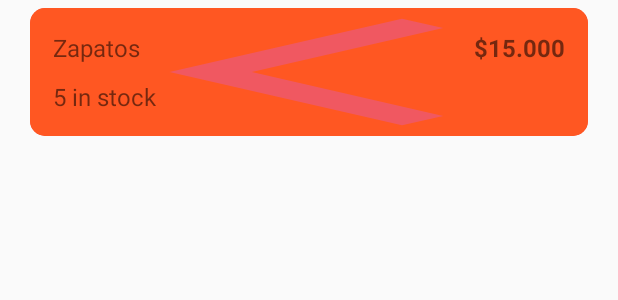
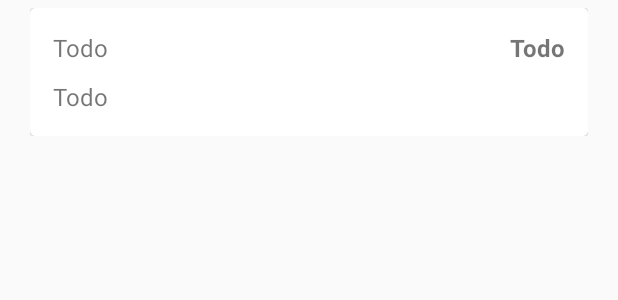
Before and after one commit to RoseRossi/equipoUno-DogApp, an Android app built with Jetpack Compose: the layout item_appointment.xml on its own in the app's theme, with its tools: preview values and no code run, on a phone screen of 412 x 824 dp. Shown: the top 300 px of the screen. Run offline under Robolectric (Android 15) with nearby library versions, the phone set to English and light mode, and no system bars.

Commit message:
merge changes whit branch of isa

```diff
--- a/app/src/main/java/com/equipo1/dogapp/view/fragment/HomeLoginFragment.kt
+++ b/app/src/main/java/com/equipo1/dogapp/view/fragment/HomeLoginFragment.kt
@@ -49,7 +49,6 @@ class HomeLoginFragment : Fragment() {
             }
             else -> {
                 Toast.makeText(requireContext(), ERROR_MESSAGE_BIOMETRIC , Toast.LENGTH_SHORT).show()
-                findNavController().navigate(R.id.action_homeLoginFragment_to_appointmentSchedulerFragment)
             }
         }
     }
--- a/app/src/main/res/layout/item_appointment.xml
+++ b/app/src/main/res/layout/item_appointment.xml
@@ -9,14 +9,13 @@
 
         <androidx.cardview.widget.CardView
             xmlns:card_view="http://schemas.android.com/apk/res-auto"
-            android:id="@+id/cvInventory"
             android:layout_gravity="center"
             android:layout_width="match_parent"
             android:layout_height="wrap_content"
-            android:foreground="@drawable/back_arrow"
-            android:backgroundTint="@color/bg_red"
-            card_view:cardCornerRadius="10dp"
+            android:backgroundTint="@color/white"
+            card_view:cardCornerRadius="4dp"
             android:elevation="8dp"
+            card_view:cardBackgroundColor="@color/bg_red"
             card_view:layout_constraintStart_toStartOf="parent"
             card_view:layout_constraintTop_toTopOf="parent"
             card_view:layout_constraintEnd_toEndOf="parent">
@@ -24,14 +23,14 @@
             <androidx.constraintlayout.widget.ConstraintLayout
                 android:layout_width="match_parent"
                 android:layout_height="match_parent"
-                android:background="@color/biometric_error_color"
+                android:background="@color/white"
                 android:padding="10dp">
 
                 <TextView
                     android:id="@+id/pet_name"
                     android:layout_width="wrap_content"
                     android:layout_height="wrap_content"
-                    android:text="Zapatos"
+                    android:text="Todo"
                     android:padding="5dp"
                     android:textSize="16sp"
                     card_view:layout_constraintTop_toTopOf="parent"
@@ -41,7 +40,7 @@
                     android:id="@+id/pel_symptoms_text"
                     android:layout_width="wrap_content"
                     android:layout_height="wrap_content"
-                    android:text="$15.000"
+                    android:text="Todo"
                     android:padding="5dp"
                     android:textSize="16sp"
                     android:textStyle="bold"
@@ -52,7 +51,7 @@
                     android:id="@+id/index_appointent"
                     android:layout_width="wrap_content"
                     android:layout_height="wrap_content"
-                    android:text="5 in stock"
+                    android:text="Todo"
                     android:padding="5dp"
                     android:textSize="16sp"
                     card_view:layout_constraintTop_toBottomOf="@+id/pet_name"
```
Also changed, not shown: app/src/main/java/com/equipo1/dogapp/view/fragment/AddNewAppointmentFragment.kt (+24 -1 lines), app/src/main/java/com/equipo1/dogapp/view/fragment/AppointmentSchedulerFragment.kt (+3 -6 lines).
